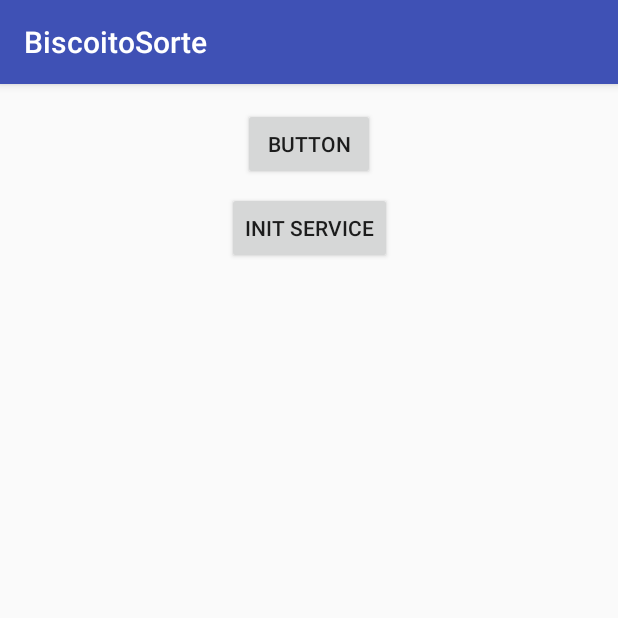
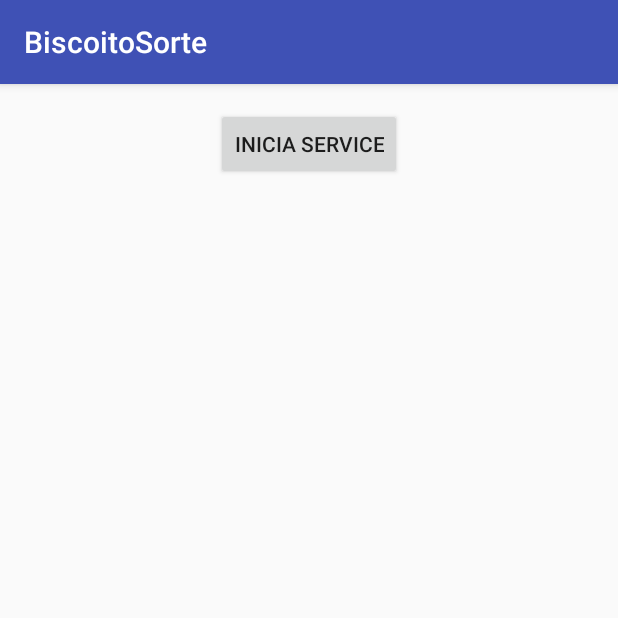
Before and after one commit to cdoneda/provafinalcassiano, an Android app: the screen it shows after launch (MainActivity), on a phone screen of 412 x 824 dp, the top half of it. Run offline under Robolectric (Android 15) with nearby library versions, the phone set to English and light mode, and no system bars.

Commit message:
Revisao final

```diff
--- a/app/src/main/AndroidManifest.xml
+++ b/app/src/main/AndroidManifest.xml
@@ -42,7 +42,7 @@
             </intent-filter>
         </receiver>
 
-        <service android:name="br.com.cdoneda.biscoitosorte.RecadosService" />
+        <service android:name="br.com.cdoneda.biscoitosorte.BiscoitoService" />
 
     </application>
 
--- a/app/src/main/java/br/com/cdoneda/biscoitosorte/RecadosService.java
+++ b/app/src/main/java/br/com/cdoneda/biscoitosorte/BiscoitoService.java
@@ -17,7 +17,7 @@ import java.util.List;
 import java.util.Timer;
 import java.util.TimerTask;
 
-public class RecadosService extends Service {
+public class BiscoitoService extends Service {
 
 	private Timer timerAtual = new Timer();
 	private TimerTask task;
--- a/app/src/main/java/br/com/cdoneda/biscoitosorte/ServiceInicialize.java
+++ b/app/src/main/java/br/com/cdoneda/biscoitosorte/ServiceInicialize.java
@@ -9,9 +9,9 @@ public class ServiceInicialize extends BroadcastReceiver {
 
 	@Override
 	public void onReceive(Context context, Intent intent) {
-		intent = new Intent(context, RecadosService.class);//explicita
+		intent = new Intent(context, BiscoitoService.class);//explicita
 		context.startService(intent);
-		Log.d("SERVICE_INIT","VAI PORRA");
+		Log.d("SERVICE_INIT","SERVICO BISCO DA SORTE INICIADO");
 	}
 
 }
--- a/app/src/main/res/layout/activity_main.xml
+++ b/app/src/main/res/layout/activity_main.xml
@@ -7,28 +7,16 @@
     tools:context="br.com.cdoneda.biscoitosorte.MainActivity">
 
     <Button
-        android:id="@+id/Testa"
+        android:id="@+id/btnInit"
         android:layout_width="wrap_content"
         android:layout_height="wrap_content"
         android:layout_marginLeft="8dp"
         android:layout_marginRight="8dp"
         android:layout_marginTop="16dp"
         android:onClick="Testa"
-        android:text="Button"
+        android:text="Inicia Service"
         app:layout_constraintLeft_toLeftOf="parent"
         app:layout_constraintRight_toRightOf="parent"
         app:layout_constraintTop_toTopOf="parent" />
 
-    <Button
-        android:id="@+id/btninit"
-        android:layout_width="wrap_content"
-        android:layout_height="wrap_content"
-        android:layout_marginLeft="8dp"
-        android:layout_marginRight="8dp"
-        android:layout_marginTop="8dp"
-        android:onClick="InitService"
-        android:text="Init Service"
-        app:layout_constraintLeft_toLeftOf="parent"
-        app:layout_constraintRight_toRightOf="parent"
-        app:layout_constraintTop_toBottomOf="@+id/Testa" />
 </android.support.constraint.ConstraintLayout>
```
Also changed, not shown: app/src/main/java/br/com/cdoneda/biscoitosorte/MainActivity.java (+1 -16 lines), app/src/main/java/br/com/cdoneda/biscoitosorte/NotificationTrigger.java (+6 -9 lines).
